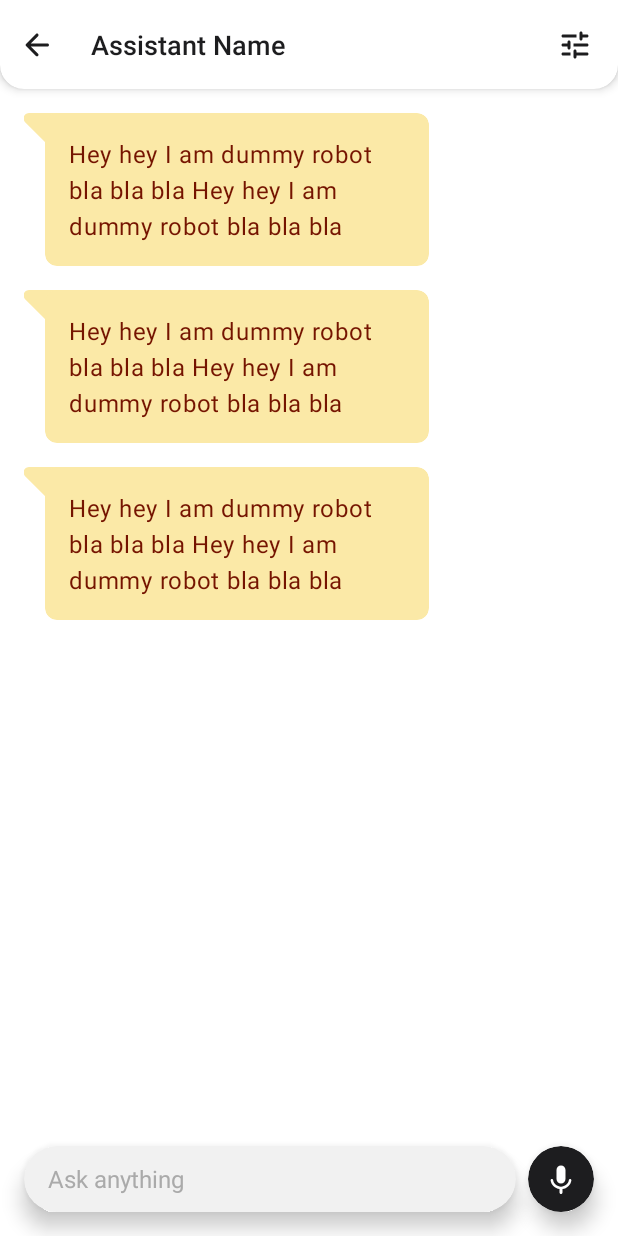
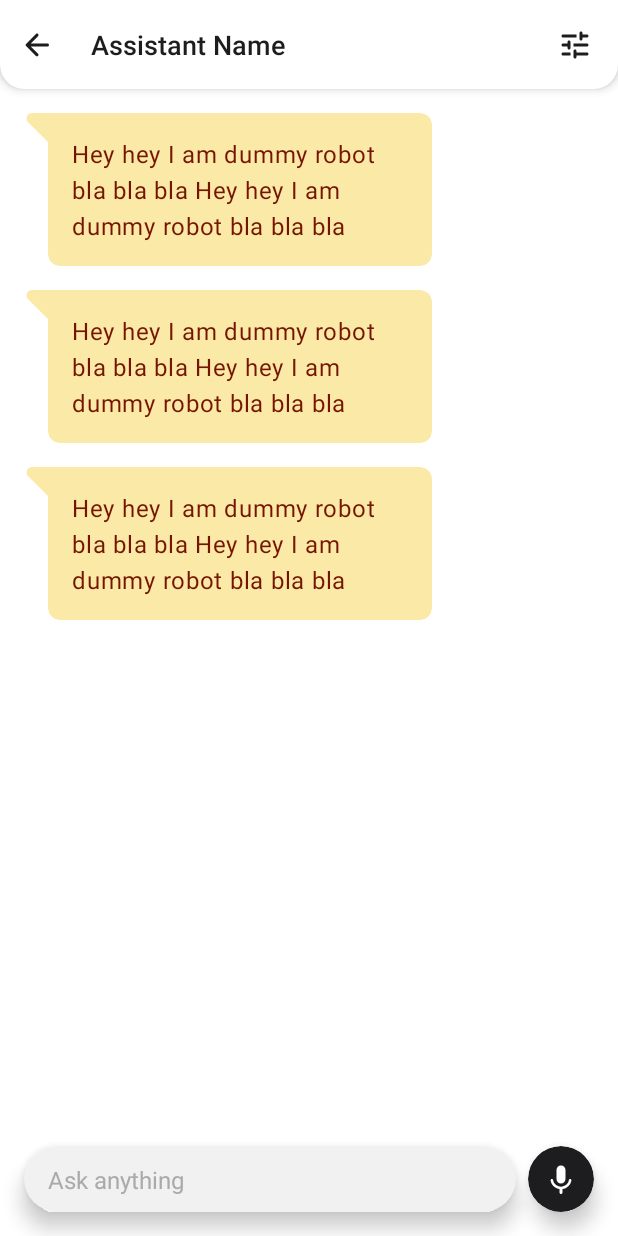
Before and after one commit to Singularity-Coder/Assist-Me, an Android app: the layout fragment_assistant_detail.xml on its own in the app's theme, with its tools: preview values and no code run, on a phone screen of 412 x 824 dp. Run offline under Robolectric (Android 15) with nearby library versions, the phone set to English and light mode, and no system bars.

Commit message:
Chat screen chat logic

```diff
--- a/HelpMe/app/src/main/java/com/singularitycoder/helpme/ChatsAdapter.kt
+++ b/HelpMe/app/src/main/java/com/singularitycoder/helpme/ChatsAdapter.kt
@@ -95,7 +95,7 @@ class ChatsAdapter : RecyclerView.Adapter<RecyclerView.ViewHolder>() {
         private val itemBinding: ListItemSpacerBinding
     ) : RecyclerView.ViewHolder(itemBinding.root) {
         fun setData(padding: Int) {
-            itemBinding.root.setPadding(0, 0, 0, padding)
+            itemBinding.root.setPadding(0, 0, 0, padding.dpToPx())
         }
     }
 }
--- a/HelpMe/app/src/main/res/layout/fragment_assistant_detail.xml
+++ b/HelpMe/app/src/main/res/layout/fragment_assistant_detail.xml
@@ -96,12 +96,16 @@
 
         <androidx.constraintlayout.widget.ConstraintLayout
             android:layout_width="match_parent"
-            android:layout_height="wrap_content">
+            android:layout_height="wrap_content"
+            android:paddingTop="8dp"
+            android:paddingBottom="8dp"
+            android:maxHeight="208dp"
+            android:minHeight="44dp">
 
             <com.google.android.material.textfield.TextInputEditText
                 android:id="@+id/et_ask_anything"
                 android:layout_width="0dp"
-                android:layout_height="44dp"
+                android:layout_height="wrap_content"
                 android:layout_marginStart="16dp"
                 android:layout_marginEnd="16dp"
                 android:background="@null"
@@ -113,7 +117,8 @@
                 android:textSize="16sp"
                 app:layout_constraintEnd_toEndOf="parent"
                 app:layout_constraintStart_toStartOf="parent"
-                app:layout_constraintTop_toTopOf="parent" />
+                app:layout_constraintTop_toTopOf="parent"
+                app:layout_constraintBottom_toBottomOf="parent"/>
         </androidx.constraintlayout.widget.ConstraintLayout>
     </com.google.android.material.card.MaterialCardView>
 
--- a/HelpMe/app/src/main/res/layout/list_item_left_message.xml
+++ b/HelpMe/app/src/main/res/layout/list_item_left_message.xml
@@ -12,7 +12,7 @@
             android:id="@+id/iv_left_handle"
             android:layout_width="32dp"
             android:layout_height="32dp"
-            android:layout_marginStart="-6dp"
+            android:layout_marginStart="-4dp"
             android:layout_marginTop="16dp"
             android:src="@drawable/ic_left_handle"
             app:layout_constraintStart_toStartOf="parent"
--- a/HelpMe/app/src/main/res/layout/list_item_right_message.xml
+++ b/HelpMe/app/src/main/res/layout/list_item_right_message.xml
@@ -12,7 +12,7 @@
             android:id="@+id/iv_right_handle"
             android:layout_width="32dp"
             android:layout_height="32dp"
-            android:layout_marginEnd="-6dp"
+            android:layout_marginEnd="-4dp"
             android:layout_marginTop="16dp"
             android:src="@drawable/ic_right_handle"
             app:layout_constraintEnd_toEndOf="parent"
```
